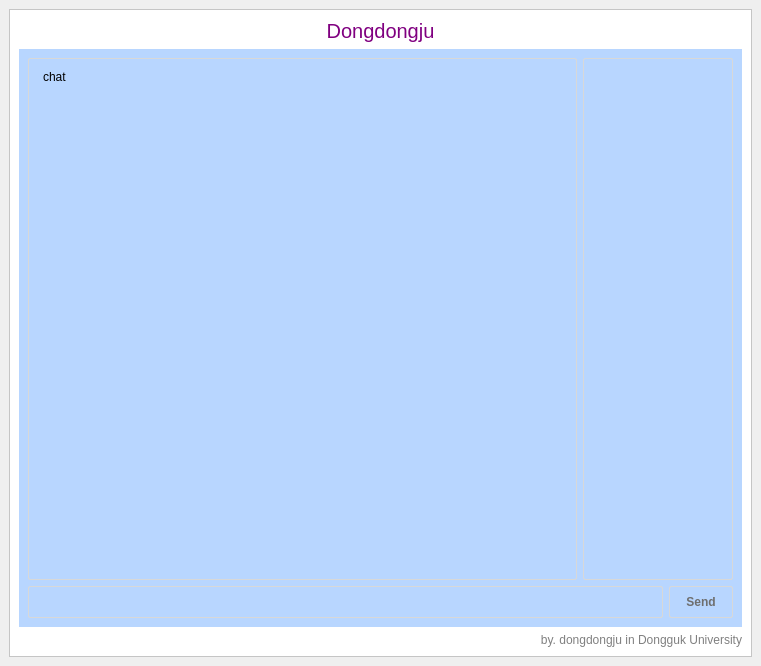
Qt form Client/mainwindow.ui (incheon-kim/QtMultiChat) before a commit.
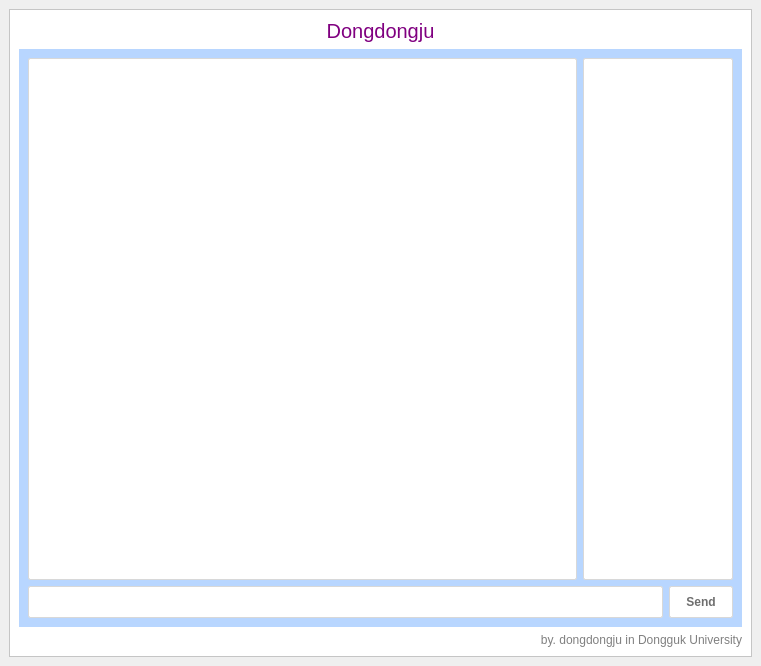
The same form after that commit. The open tabs and pages were chosen to show the change.

Commit message: 채팅창 색 변경

The edit to the form file:
```diff
--- a/Client/mainwindow.ui
+++ b/Client/mainwindow.ui
@@ -123,6 +123,9 @@
                  <height>0</height>
                 </size>
                </property>
+               <property name="styleSheet">
+                <string notr="true">background-color: rgb(255, 255, 255);</string>
+               </property>
                <property name="readOnly">
                 <bool>true</bool>
                </property>
@@ -131,7 +134,7 @@
 &lt;html&gt;&lt;head&gt;&lt;meta name=&quot;qrichtext&quot; content=&quot;1&quot; /&gt;&lt;style type=&quot;text/css&quot;&gt;
 p, li { white-space: pre-wrap; }
 &lt;/style&gt;&lt;/head&gt;&lt;body style=&quot; font-family:'Helvetica,Arial,sans-serif'; font-size:12px; font-weight:400; font-style:normal;&quot;&gt;
-&lt;p style=&quot; margin-top:0px; margin-bottom:0px; margin-left:0px; margin-right:0px; -qt-block-indent:0; text-indent:0px;&quot;&gt;&lt;span style=&quot; font-size:12px;&quot;&gt;chat&lt;/span&gt;&lt;/p&gt;&lt;/body&gt;&lt;/html&gt;</string>
+&lt;p style=&quot;-qt-paragraph-type:empty; margin-top:0px; margin-bottom:0px; margin-left:0px; margin-right:0px; -qt-block-indent:0; text-indent:0px;&quot;&gt;&lt;br /&gt;&lt;/p&gt;&lt;/body&gt;&lt;/html&gt;</string>
                </property>
               </widget>
              </item>
@@ -155,6 +158,9 @@
                  <height>16777215</height>
                 </size>
                </property>
+               <property name="styleSheet">
+                <string notr="true">background-color: rgb(255, 255, 255);</string>
+               </property>
                <property name="selectionMode">
                 <enum>QAbstractItemView::NoSelection</enum>
                </property>
@@ -184,6 +190,9 @@
             <layout class="QHBoxLayout" name="horizontalLayout">
              <item>
               <widget class="QLineEdit" name="leMessage">
+               <property name="styleSheet">
+                <string notr="true">background-color: rgb(255, 255, 255);</string>
+               </property>
                <property name="clearButtonEnabled">
                 <bool>true</bool>
                </property>
@@ -191,6 +200,9 @@
              </item>
              <item>
               <widget class="QPushButton" name="pbSend">
+               <property name="styleSheet">
+                <string notr="true">background-color: rgb(255, 255, 255);</string>
+               </property>
                <property name="text">
                 <string>Send</string>
                </property>
```
Left out of the diff: 2 changed lines with no effect on the pictures. The commit also changes 1 other file.
